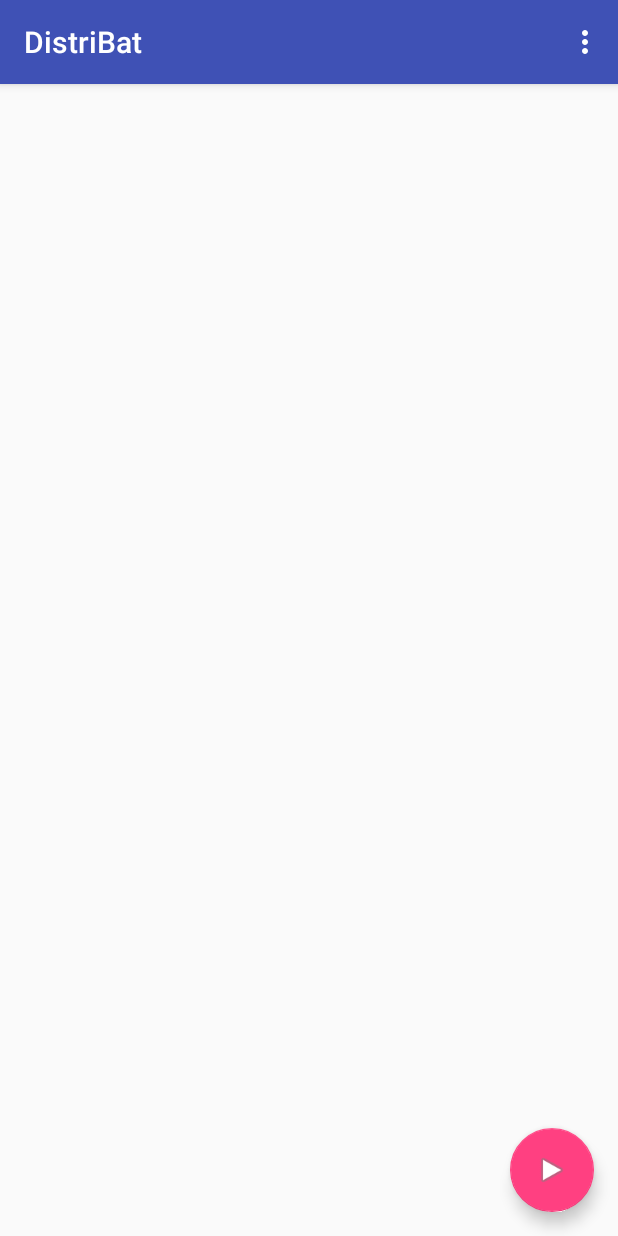
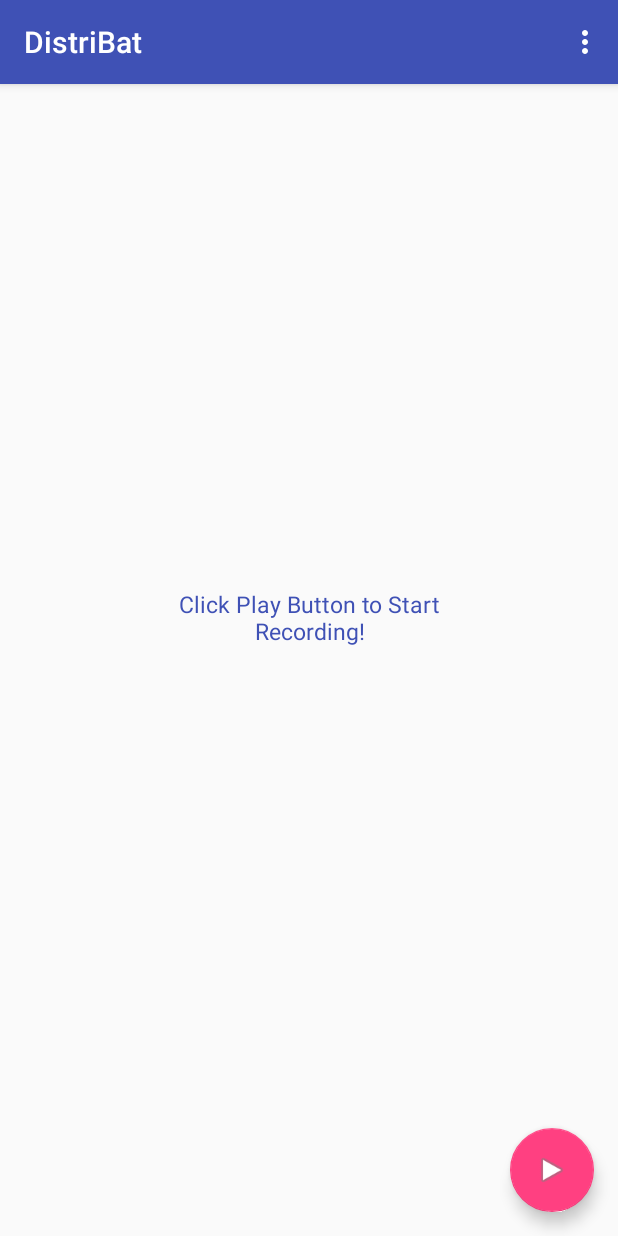
Before and after one commit to matic-toni/Heads-Up-2.0, an Android app: the screen it shows after launch (MainActivity), on a phone screen of 412 x 824 dp. Run offline under Robolectric (Android 15) with nearby library versions, the light colour scheme and no system bars; libraries missing offline, so code that uses them is left out: org.apache.commons, uk.me.berndporr; pictures from the network do not load; 1 statement that could not run was skipped.

Commit message:
Added recording more audio files at once and status bar. Some fixes. Deleted unnecessary code. Added comments

```diff
--- a/app/src/main/java/org/butterbrot/floe/distribat/MainActivity.java
+++ b/app/src/main/java/org/butterbrot/floe/distribat/MainActivity.java
@@ -3,10 +3,6 @@ package org.butterbrot.floe.distribat;
 import android.Manifest;
 import android.content.DialogInterface;
 import android.content.pm.PackageManager;
-import android.graphics.Bitmap;
-import android.graphics.Canvas;
-import android.graphics.Color;
-import android.graphics.Paint;
 import android.media.AudioFormat;
 import android.media.AudioRecord;
 import android.media.MediaRecorder;
@@ -23,7 +19,7 @@ import android.util.Log;
 import android.view.View;
 import android.view.Menu;
 import android.view.MenuItem;
-import android.widget.ImageView;
+import android.widget.TextView;
 import android.widget.Toast;
 
 import uk.me.berndporr.kiss_fft.KISSFastFourierTransformer;
@@ -34,8 +30,6 @@ import java.io.FileInputStream;
 import java.io.FileNotFoundException;
 import java.io.FileOutputStream;
 import java.io.IOException;
-import java.nio.ByteBuffer;
-import java.util.Arrays;
 
 public class MainActivity extends AppCompatActivity {
 
@@ -43,11 +37,21 @@ public class MainActivity extends AppCompatActivity {
 
     private static final String AUDIO_RECORDER_FOLDER = "AudioRecorder";
     private static final String AUDIO_RECORDER_EXT_FILE = ".wav";
-    private static final String AUDIO_RECORDER_TEMP_FILE = "record_temp.raw";
+    private static final String AUDIO_RECORDER_TEMP_FILE = "record_temp";
+    private static final String AUDIO_RECORDER_TEMP_FILE_EXT = ".raw";
     private static final int RECORDER_BPP = 16;
 
+    // Are recorded sounds positive or negative samples?
     private static String isPositive;
-    private static final int numberOfIterations = 1;
+
+    // number of buffers recorded into one wav file. If you want longer audios, increase this number
+    private static final int NUMBER_OF_BUFFERS = 1;
+
+    // Number of samples recorded one batch - records all of them by clicking the play button once
+    public static final int NUMBER_OF_SAMPLES = 10;
+
+    // Helping counter - for creating temp files
+    public static int currentSample = 0;
 
     // frequency resolution is ~  5.86 Hz with 8192
     // frequency resolution is ~ 11.71 Hz with 4096
@@ -66,7 +70,6 @@ public class MainActivity extends AppCompatActivity {
     int[] pings;
     public int count = 0;
     public int nextfreq = 0;
-    public int eventcount = 0;
 
     short[] rawbuffer;
     double[] input;
@@ -74,23 +77,7 @@ public class MainActivity extends AppCompatActivity {
     double[] hann;
     double[] scratch;
     double[] masterbuf;
-    double[] noisefloor;
     boolean doRecord = false;
-    int master_offset = 0;
-
-    // visualization stuff
-    public static int canvas_size = 512;
-    ImageView imageView;
-    Bitmap bitmap;
-    Canvas canvas;
-    Paint paint;
-    int clearColor = Color.BLACK;
-
-
-    // https://stackoverflow.com/questions/5774104/android-audio-fft-to-retrieve-specific-frequency-magnitude-using-audiorecord
-    private double ComputeFrequency(int arrayIndex) {
-        return ((1.0 * SAMPLE_RATE) / (1.0 * fftwindowsize)) * arrayIndex;
-    }
 
     private int ComputeIndex(int frequency) {
         return (int)((((double)fftwindowsize) / ((double)SAMPLE_RATE)) * (double)frequency);
@@ -126,11 +113,9 @@ public class MainActivity extends AppCompatActivity {
 
     // FIXME: needs to be dynamic for each frequency
     double freq_threshold = 100.0;
-    // w moving average, variance
-    double[] wma = { 0.0, 0.0, 0.0, 0.0, 0.0, 0.0 };
-    double[] wmv = { 0.0, 0.0, 0.0, 0.0, 0.0, 0.0 };
 
     // detect "interesting" frequencies in FFT result
+    // TODO: Do we need this?!?
     private int detect_freq(double[] data) {
         // first run -> convert frequencies to FFT bins
         if (freq_offsets[0] > 10000)
@@ -156,17 +141,17 @@ public class MainActivity extends AppCompatActivity {
         //double maxval = data[basefreq];
         if (maxval < freq_threshold) return 0;
 
-        String msg = "values: ";
+        StringBuilder msg = new StringBuilder("values: ");
 
         for (int i = 0; i <= 2 * searchwindow; i++) {
             template[i] = 0.9 * template[i] + 0.1 * (data[basefreq-searchwindow+i] / maxval);
-            msg += (int)(100 * data[basefreq - searchwindow + i] / maxval)+",";
+            msg.append((int) (100 * data[basefreq - searchwindow + i] / maxval)).append(",");
             data[basefreq - searchwindow + i] -= maxval * template[i];
         }
-        Log.d(TAG,msg);
-        msg = "template: ";
-        for (double t: template) msg+=(int)(t*100)+",";
-        Log.d(TAG,msg);
+        Log.d(TAG, msg.toString());
+        msg = new StringBuilder("template: ");
+        for (double t: template) msg.append((int) (t * 100)).append(",");
+        Log.d(TAG, msg.toString());
 
         // find weight distribution of peak
         double balance = 0.0;
@@ -178,6 +163,7 @@ public class MainActivity extends AppCompatActivity {
     }
 
     // Requesting permission to RECORD_AUDIO (from https://developer.android.com/guide/topics/media/mediarecorder#java)
+    // Added permission for saving files into a local memory
     private boolean permissionToRecordAccepted = false;
     private final String[] permissions = {Manifest.permission.RECORD_AUDIO,
             Manifest.permission.WRITE_EXTERNAL_STORAGE};
@@ -199,7 +185,7 @@ public class MainActivity extends AppCompatActivity {
     protected void onCreate(Bundle savedInstanceState) {
         super.onCreate(savedInstanceState);
         setContentView(R.layout.activity_main);
-        Toolbar toolbar = (Toolbar) findViewById(R.id.toolbar);
+        Toolbar toolbar = findViewById(R.id.toolbar);
         setSupportActionBar(toolbar);
 
         requestPermissions(permissions, REQUEST);
@@ -230,14 +216,24 @@ public class MainActivity extends AppCompatActivity {
 
         masterbuf = new double[SAMPLE_RATE]; // room for one second of data
 
-        FloatingActionButton fab = (FloatingActionButton) findViewById(R.id.fab);
+        FloatingActionButton fab = findViewById(R.id.fab);
+        final TextView textView = findViewById(R.id.statusText);
+
         fab.setOnClickListener(new View.OnClickListener() {
             @Override
             public void onClick(View view) {
                 if (doRecord) {
                     doRecord = false;
-                    ((FloatingActionButton)view).setImageResource(android.R.drawable.ic_media_play);
+                    String status = "Recording...\n" + (currentSample + 1) + "/" + NUMBER_OF_SAMPLES;
+                    textView.setText(status);
+
+                    // Ask user for target value (0 or 1) only once, when the last sample is recorded.
+                    // All recorded sounds from the same batch will have the same target value.
+                    if (currentSample == NUMBER_OF_SAMPLES - 1) {
+                        ((FloatingActionButton) view).setImageResource(android.R.drawable.ic_media_play);
+                        textView.setText(R.string.click_play_to_start_recording);
                         showYesNoDialog();
+                    }
                 }
                 else {
                     ra = (RecordAudioTask) new RecordAudioTask().execute();
@@ -245,14 +241,6 @@ public class MainActivity extends AppCompatActivity {
                 }
             }
         });
-/*
-        imageView = (ImageView) this.findViewById(R.id.imageView);
-        bitmap = Bitmap.createBitmap(canvas_size, canvas_size, Bitmap.Config.ARGB_8888);
-        canvas = new Canvas(bitmap);
-        paint = new Paint();
-        paint.setColor(Color.GREEN);
-        imageView.setImageBitmap(bitmap);
-*/
     }
 
     @Override
@@ -281,15 +269,15 @@ public class MainActivity extends AppCompatActivity {
     private class RecordAudioTask extends AsyncTask<Void, double[], Void> {
 
         @Override protected Void doInBackground(Void... params) {
+            while (currentSample < NUMBER_OF_SAMPLES) {
                 try {
-
                     audioRecord.startRecording();
                     Log.d(TAG,"start recording");
                     doRecord = true;
 
                     // added
                     byte[] raw_buffer = new byte[fftwindowsize];
-                String filename = getTempFileName();
+                    String filename = getTempFileName(currentSample);
                     FileOutputStream os = null;
 
                     try {
@@ -303,12 +291,13 @@ public class MainActivity extends AppCompatActivity {
                     int counter = 0;
                     while (doRecord) {
 
-                    if (counter == numberOfIterations) {
+                        // Checks if there is enough data in output stream. If yes - stop recording
+                        if (counter == NUMBER_OF_BUFFERS) {
                             runOnUiThread(new Runnable()
                             {
                                 public void run()
                                 {
-                                FloatingActionButton fab = (FloatingActionButton) findViewById(R.id.fab);
+                                    FloatingActionButton fab = findViewById(R.id.fab);
                                     fab.performClick();
                                 }
                             });
@@ -321,7 +310,7 @@ public class MainActivity extends AppCompatActivity {
                             soundPool.play(pings[nextfreq],1.0f,1.0f,0,0,1.0f );
                         }
 
-                    // added ->
+                        // Copy data from buffer to output stream (== temp file)
                         if (os != null) {
                             int read = audioRecord.read(raw_buffer, 0, raw_buffer.length, AudioRecord.READ_BLOCKING); // ???
 
@@ -334,54 +323,22 @@ public class MainActivity extends AppCompatActivity {
                             }
                         }
 
-
-                    //added <-
-
-
                         long time1 = System.currentTimeMillis();
                         double[] tmpb = prev; prev = input; input = tmpb;
                         // FIXME: magic scale factor 100.0
                         for (int i = 0; i < input.length; i++) input[i] = 100.0 * (raw_buffer[i] / (double)Short.MAX_VALUE);
                         double[] output = fft_with_hann(input,0);
+
+                        // TODO: Save the output!
+
                         long time2 = System.currentTimeMillis();
 
                         Log.v(TAG,"timediff = ms: "+(time2-time1));
 
-
-/*
-
-                    // replace this part!!
-
-                    int balance = detect_freq(output);
-                    if (balance == 0) continue;
-
-                    publishProgress(output);
-
-                    double delta = balance - wma[nextfreq];
-                    double alpha = 0.1;
-                    wma[nextfreq] = wma[nextfreq] + alpha * delta;
-                    wmv[nextfreq] = (1.0-alpha) * (wmv[nextfreq] + alpha*delta*delta);
-
-                    String msg = "balance moving average: ";
-                    for (double w: wma) msg+=(int)w+" ";
-                    Log.d(TAG,msg);
-
-                    msg = "balance moving stddev: ";
-                    for (double v: wmv) msg+=(int)Math.sqrt(v)+" ";
-                    Log.d(TAG,msg);
-
-                    if (delta > 1.5*Math.sqrt(wmv[nextfreq])) {
-                        eventcount += 1;
-                    } else eventcount = 0;
-
-                    if (eventcount >= 2) {
-                        Log.d(TAG, "incoming!");
-                        clearColor = Color.RED;
-                    }
-*/
-                    // do tu
+                        // TODO: Classification goes here!
                     }
 
+                    // Closing the output stream
                     try {
                         assert os != null;
                         os.close();
@@ -391,35 +348,24 @@ public class MainActivity extends AppCompatActivity {
 
                     audioRecord.stop();
 
-                // TODO: DODANO
-
                     Log.d(TAG,"stop recording");
 
                 } catch(Exception e) {
                     e.printStackTrace();
                 }
-            return null;
+
+                currentSample++;
             }
 
-        /*
-        // https://stackoverflow.com/questions/5511250/capturing-sound-for-analysis-and-visualizing-frequencies-in-android
-        @Override protected void onProgressUpdate(double[]... data) {
-            canvas.drawColor(clearColor);
-            clearColor = Color.BLACK;
-            for (int x = 0; x < canvas_size; x++) {
-                // visualize only the uppermost part of the spectrum
-                int startbin = (data[0].length/2) - canvas_size;
-                int y1 = (int) (canvas_size - (data[0][startbin+x] * 10));
-                int y2 = canvas_size;
-                canvas.drawLine(x, y1, x, y2, paint);
+            currentSample = 0;
+
+            return null;
+
         }
-            imageView.invalidate();
-        }
-        */
     }
 
+    // Dialog asks the user if the recorded sounds were positive or negative samples
     private void showYesNoDialog() {
-
         DialogInterface.OnClickListener dialogClickListener = new DialogInterface.OnClickListener() {
             @Override
             public void onClick(DialogInterface dialog, int which) {
@@ -432,8 +378,10 @@ public class MainActivity extends AppCompatActivity {
                         isPositive = "_0";
                         break;
                 }
-                copyWaveFile(getTempFileName(), getFileName());
-                deleteTempFile();
+                for (int i = 0; i < NUMBER_OF_SAMPLES; i++) {
+                    copyWaveFile(getTempFileName(i), getFileName());
+                }
+                deleteTempFiles();
             }
         };
 
@@ -444,36 +392,47 @@ public class MainActivity extends AppCompatActivity {
 
     }
 
-    private String getTempFileName() {
+    // Makes #NUMBER_OF_SAMPLES temp files which will be copied to wav files later.
+    private String getTempFileName(int currSample) {
         String filepath = Environment.getExternalStorageDirectory().getPath();
         File file = new File(filepath, AUDIO_RECORDER_FOLDER);
 
         if (!file.exists())
-            file.mkdirs();
+            if (!file.mkdirs())
+                Log.v(TAG, "An Error has Occurred!");
 
-        File tempfile = new File(filepath, AUDIO_RECORDER_TEMP_FILE);
+        File temp_file = new File(filepath, AUDIO_RECORDER_TEMP_FILE + currSample + AUDIO_RECORDER_TEMP_FILE_EXT);
 
-        if (tempfile.exists())
-            tempfile.delete();
+        if (temp_file.exists())
+            if (!temp_file.delete())
+                Log.v(TAG, "An Error Has Occurred!");
 
-        return (file.getAbsolutePath() + "/" + AUDIO_RECORDER_TEMP_FILE);
+        return (file.getAbsolutePath() + "/" + AUDIO_RECORDER_TEMP_FILE + currSample + AUDIO_RECORDER_TEMP_FILE_EXT);
     }
 
+    // Creates one unique file name for new recorded sample
+    // Every file name ends with underscore followed by number 0 or 1
+    // This number indicates if the sample is positive or negative
     private String getFileName() {
         String filepath = Environment.getExternalStorageDirectory().getPath();
         File file = new File(filepath, AUDIO_RECORDER_FOLDER);
 
         if(!file.exists())
-            file.mkdirs();
+            if (!file.mkdirs())
+                Log.v(TAG, "An Error Has Occurred!");
 
         return(file.getAbsolutePath() + "/" + System.currentTimeMillis() + isPositive + AUDIO_RECORDER_EXT_FILE);
     }
 
-    private void deleteTempFile() {
-        File file = new File(getTempFileName());
-        file.delete();
+    private void deleteTempFiles() {
+        for (int i = 0; i < NUMBER_OF_SAMPLES; i++) {
+            File file = new File(getTempFileName(i));
+            if (!file.delete())
+                Log.v(TAG, "An Error Has Occurred!");
+        }
     }
 
+    // Copies one temp file to a one .wav file
     private void copyWaveFile(String inFilename, String outFilename) {
         FileInputStream in;
         FileOutputStream out;
@@ -483,7 +442,7 @@ public class MainActivity extends AppCompatActivity {
         long totalAudioLen, totalDataLen;
         long longSampleRate = SAMPLE_RATE;
         int channels = 2;
-        long byteRate = RECORDER_BPP * SAMPLE_RATE * channels / 8;
+        long byteRate = (long) RECORDER_BPP * SAMPLE_RATE * channels / 8;
 
         byte[] data = new byte[bufferSize];
 
@@ -509,6 +468,7 @@ public class MainActivity extends AppCompatActivity {
         }
     }
 
+    // Writes wave header at the start of the new wave file
     private void WriteWaveFileHeader(FileOutputStream out, long totalAudioLen, long totalDataLen, long longSampleRate, int channels, long byteRate) throws IOException {
         byte[] header = new byte[44];
 
--- a/app/src/main/res/layout/activity_main.xml
+++ b/app/src/main/res/layout/activity_main.xml
@@ -27,12 +27,25 @@
         tools:context=".MainActivity"
         tools:showIn="@layout/activity_main"/>
 
+    <TextView
+        android:id="@+id/statusText"
+        android:layout_width="match_parent"
+        android:layout_height="match_parent"
+        android:layout_gravity="center"
+        android:layout_marginHorizontal="100dp"
+        android:layout_marginVertical="300dp"
+        android:textSize="15sp"
+        android:gravity="center"
+        android:textColor="@color/colorPrimary"
+        android:text="@string/click_play_to_start_recording"/>
+
     <android.support.design.widget.FloatingActionButton
         android:id="@+id/fab"
         android:layout_width="wrap_content"
         android:layout_height="wrap_content"
         android:layout_gravity="bottom|end"
         android:layout_margin="@dimen/fab_margin"
-        app:srcCompat="@android:drawable/ic_media_play" />
+        app:srcCompat="@android:drawable/ic_media_play"
+        android:contentDescription="@string/play_or_pause_recording" />
 
 </android.support.design.widget.CoordinatorLayout>
--- a/app/src/main/res/values/strings.xml
+++ b/app/src/main/res/values/strings.xml
@@ -1,4 +1,6 @@
 <resources>
     <string name="app_name">DistriBat</string>
     <string name="action_settings">Settings</string>
+    <string name="click_play_to_start_recording">Click Play Button to Start Recording!</string>
+    <string name="play_or_pause_recording">Play or pause recording</string>
 </resources>
```
Lines whose indentation alone changed are shown as unchanged.
